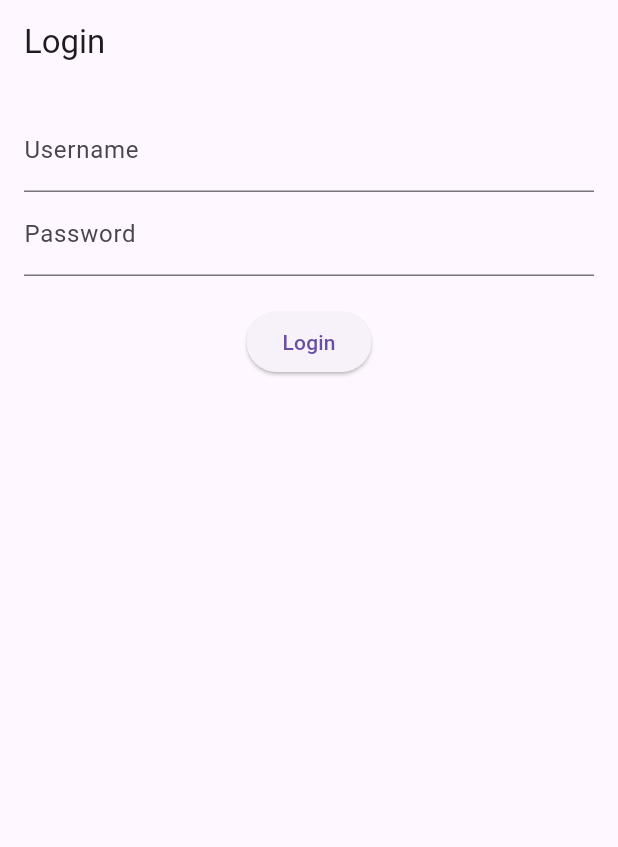
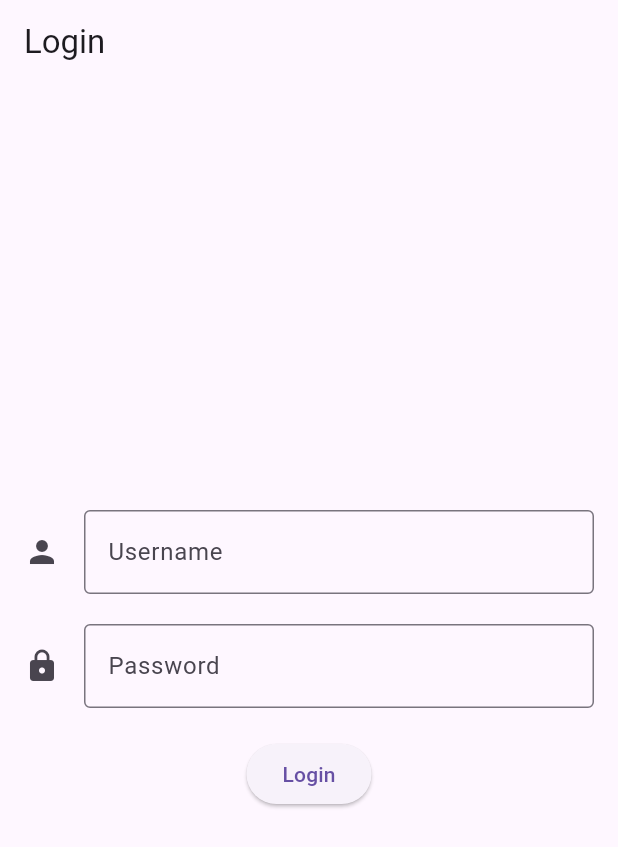
Before and after one commit to AHyphaG/flutter_perpus, a Flutter app: the screen it shows after launch, on a phone screen of 412 x 824 dp. Shown: the top 847 px of the screen. Run offline on Flutter 3.47's test engine with Material 3 defaults, Android fonts, the phone set to English and light mode, and no system bars; our stand-ins replace dio, flutter_bloc, shared_preferences.

Commit message:
Route Login-Home

```diff
--- a/lib/modules/auth/src/screens/login_screen.dart
+++ b/lib/modules/auth/src/screens/login_screen.dart
@@ -1,5 +1,6 @@
 import 'package:flutter/material.dart';
 import 'package:flutter_bloc/flutter_bloc.dart';
+import 'package:flutter_perpus/modules/home/src/screens/home_screen.dart';
 import '../blocs/auth_bloc.dart';
 import '../blocs/auth_event.dart';
 import '../blocs/auth_state.dart';
@@ -30,7 +31,7 @@ class _LoginScreenState extends State<LoginScreen> {
         listener: (context, state) {
           if (state is AuthSuccess) {
             ScaffoldMessenger.of(context).showSnackBar(SnackBar(content: Text("Login berhasil!")));
-            // Arahkan ke halaman berikutnya
+            Navigator.pushReplacementNamed(context, HomeScreen.routeName);
           } else if (state is AuthFailure) {
             ScaffoldMessenger.of(context).showSnackBar(SnackBar(content: Text(state.message)));
           }
@@ -43,9 +44,25 @@ class _LoginScreenState extends State<LoginScreen> {
           return Padding(
             padding: const EdgeInsets.all(16.0),
             child: Column(
+              mainAxisAlignment: MainAxisAlignment.center,
               children: [
-                TextField(controller: emailController, decoration: InputDecoration(labelText: 'Username')),
-                TextField(controller: passwordController, decoration: InputDecoration(labelText: 'Password'), obscureText: true),
+                TextField(
+                  controller: emailController,
+                  decoration: InputDecoration(
+                    labelText: 'Username',
+                    icon: Icon(Icons.person),
+                    border: OutlineInputBorder()
+                    ),
+                  ),
+                SizedBox(height: 20,),
+                TextField(
+                  controller: passwordController,
+                  decoration: InputDecoration(
+                    labelText: 'Password',
+                    icon: Icon(Icons.lock),
+                    border: OutlineInputBorder()
+                    ),
+                  obscureText: true),
                 SizedBox(height: 20),
                 ElevatedButton(onPressed: _onLoginPressed, child: Text('Login')),
               ],
```
Also changed, not shown: 12 other files.
